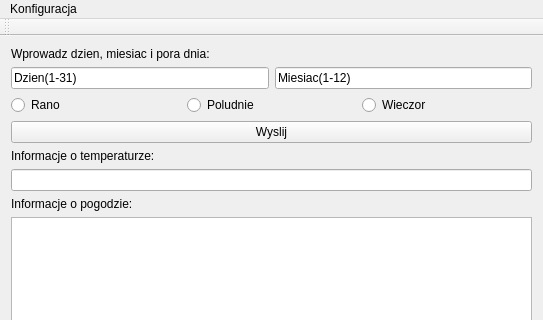
This is CodeSnippetsCpp_Arek/Sezon 2/KolokwiumZeszloroczne/mainwindow.ui in Marxyz/PUT-Class-Exercises as Qt 5 draws it before an edit; both pictures show x 0 to 543 and y 0 to 320 of the 543 by 585 pixel window. The edited form follows.
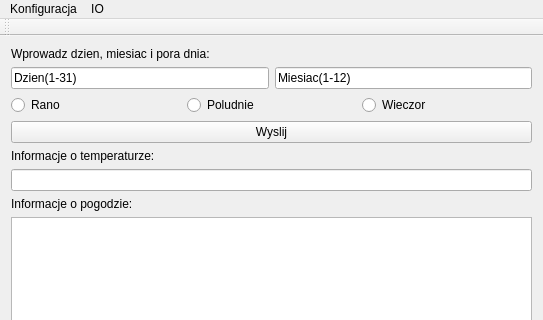
This is the edited form.

```diff
--- a/CodeSnippetsCpp_Arek/Sezon 2/KolokwiumZeszloroczne/mainwindow.ui
+++ b/CodeSnippetsCpp_Arek/Sezon 2/KolokwiumZeszloroczne/mainwindow.ui
@@ -113,7 +113,15 @@
     </property>
     <addaction name="actionPolacz"/>
    </widget>
+   <widget class="QMenu" name="menuIO">
+    <property name="title">
+     <string>IO</string>
+    </property>
+    <addaction name="actionZapisz"/>
+    <addaction name="actionWczytaj"/>
+   </widget>
    <addaction name="menuKonfiguracja"/>
+   <addaction name="menuIO"/>
   </widget>
   <widget class="QToolBar" name="mainToolBar">
    <attribute name="toolBarArea">
```
Left out of the diff: 10 changed lines with no effect on the pictures.
